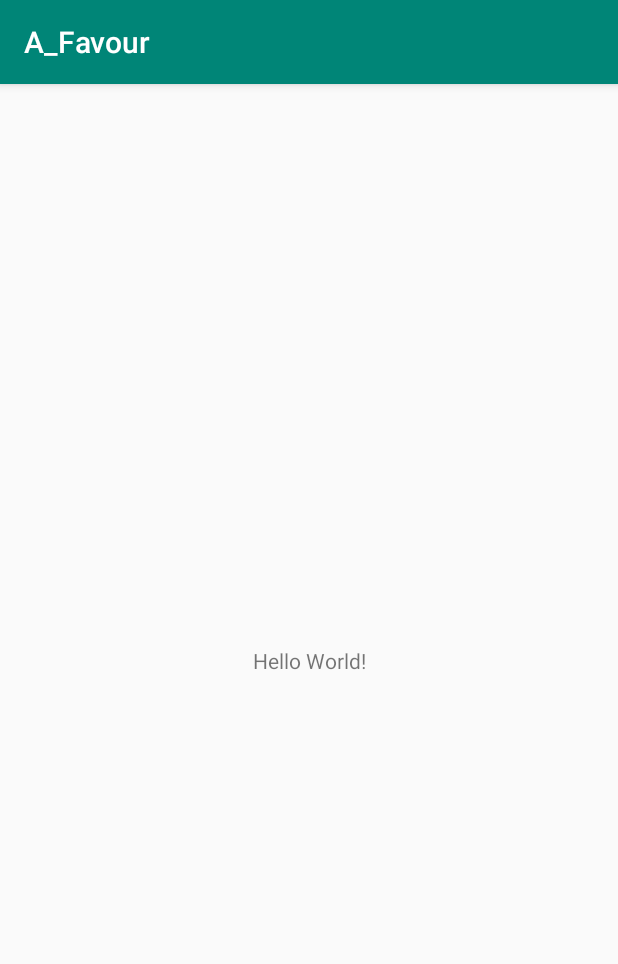
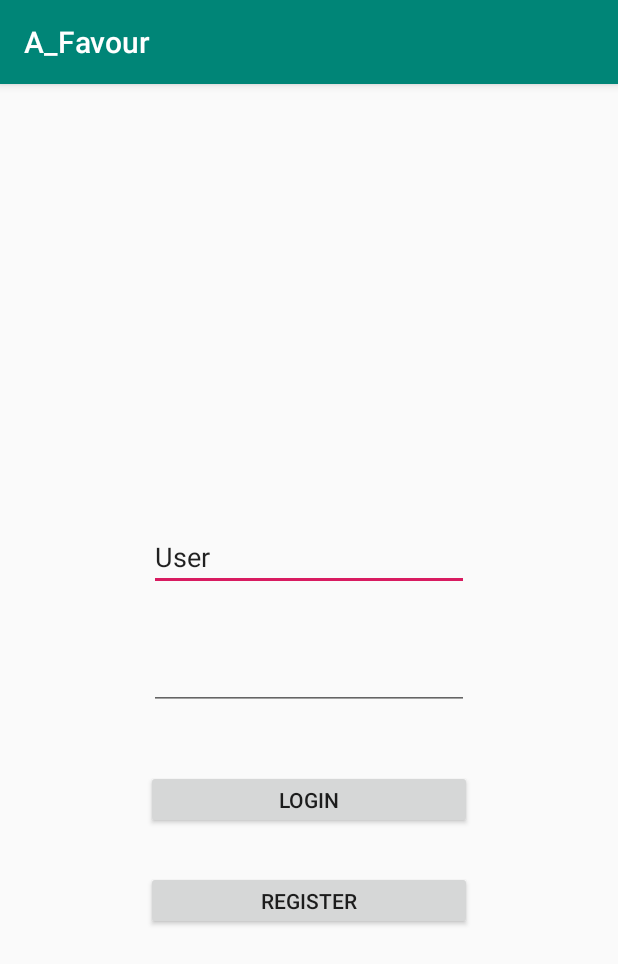
Before and after one commit to MarcSagues/A_Favour, an Android app: the screen it shows after launch (MainActivity before the commit, Login after it), on a phone screen of 412 x 824 dp. Shown: the top 964 px of the screen. Run offline under Robolectric (Android 15) with nearby library versions, the phone set to English and light mode, and no system bars.

Commit message:
classe user

```diff
--- a/app/build.gradle
+++ b/app/build.gradle
@@ -28,9 +28,10 @@ dependencies {
     implementation 'com.squareup.retrofit2:retrofit:2.4.0'
     implementation 'com.squareup.retrofit2:converter-gson:2.3.0'
     implementation 'com.jakewharton.picasso:picasso2-okhttp3-downloader:1.1.0'
-    implementation'com.squareup.retrofit2:converter-scalars:2.5.0'
+    implementation 'com.squareup.retrofit2:converter-scalars:2.5.0'
     implementation 'com.squareup.okhttp3:okhttp:3.0.1'
 
+    implementation 'com.google.android.material:material:1.0.0'
     testImplementation 'junit:junit:4.12'
     androidTestImplementation 'androidx.test.ext:junit:1.1.0'
     androidTestImplementation 'androidx.test.espresso:espresso-core:3.1.1'
--- /dev/null
+++ b/app/src/main/java/cat/udl/tidic/a_favour/Login.java
@@ -0,0 +1,51 @@
+package cat.udl.tidic.a_favour;
+
+import androidx.appcompat.app.AppCompatActivity;
+
+import android.content.Intent;
+import android.os.Bundle;
+import android.view.View;
+import android.widget.Button;
+import android.widget.EditText;
+
+public class Login extends AppCompatActivity {
+
+    private EditText user_txt;
+    private EditText pwd_txt;
+    private Button register_btn;
+    private Button login_btn;
+
+    @Override
+    protected void onCreate(Bundle savedInstanceState) {
+        super.onCreate(savedInstanceState);
+        setContentView(R.layout.activity_main);
+        iniComponents();
+
+        register_btn.setOnClickListener(new View.OnClickListener() {
+            @Override
+            public void onClick(View v) {
+                clickOnLogin(v);
+            }
+        });
+
+    }
+
+    public void iniComponents(){
+        user_txt = findViewById(R.id.user_txt);
+        pwd_txt = findViewById(R.id.pwd_txt);
+        register_btn = findViewById(R.id.register_btn);
+        login_btn = findViewById(R.id.login_btn);
+    }
+
+    public void clickOnLogin(View v){
+        //comprovar base de dades
+        Intent intent = new Intent (v.getContext(), Register.class);
+        startActivityForResult(intent, 0);
+    }
+
+    public void clickOnRegister(){
+
+    }
+
+
+}
--- a/app/src/main/java/cat/udl/tidic/a_favour/MainActivity.java
+++ /dev/null
@@ -1,14 +0,0 @@
-package cat.udl.tidic.a_favour;
-
-import androidx.appcompat.app.AppCompatActivity;
-
-import android.os.Bundle;
-
-public class MainActivity extends AppCompatActivity {
-
-    @Override
-    protected void onCreate(Bundle savedInstanceState) {
-        super.onCreate(savedInstanceState);
-        setContentView(R.layout.activity_main);
-    }
-}
--- a/app/src/main/res/layout/activity_main.xml
+++ b/app/src/main/res/layout/activity_main.xml
@@ -4,15 +4,50 @@
     xmlns:tools="http://schemas.android.com/tools"
     android:layout_width="match_parent"
     android:layout_height="match_parent"
-    tools:context=".MainActivity">
+    tools:context=".Login">
 
-    <TextView
+    <EditText
+        android:id="@+id/user_txt"
         android:layout_width="wrap_content"
         android:layout_height="wrap_content"
-        android:text="Hello World!"
+        android:ems="10"
+        android:inputType="textPersonName"
+        android:text="User"
+        app:layout_constraintBottom_toTopOf="@+id/pwd_txt"
+        app:layout_constraintEnd_toEndOf="parent"
+        app:layout_constraintStart_toStartOf="parent"
+        app:layout_constraintTop_toTopOf="parent"
+        app:layout_constraintVertical_bias="0.896" />
+
+    <EditText
+        android:id="@+id/pwd_txt"
+        android:layout_width="wrap_content"
+        android:layout_height="wrap_content"
+        android:layout_marginBottom="40dp"
+        android:ems="10"
+        android:inputType="textPassword"
+        app:layout_constraintBottom_toTopOf="@+id/login_btn"
+        app:layout_constraintEnd_toEndOf="parent"
+        app:layout_constraintStart_toStartOf="parent" />
+
+    <Button
+        android:id="@+id/login_btn"
+        android:layout_width="217dp"
+        android:layout_height="39dp"
+        android:layout_marginBottom="28dp"
+        android:text="Login"
+        app:layout_constraintBottom_toTopOf="@+id/register_btn"
+        app:layout_constraintEnd_toEndOf="parent"
+        app:layout_constraintStart_toStartOf="parent" />
+
+    <Button
+        android:id="@+id/register_btn"
+        android:layout_width="217dp"
+        android:layout_height="39dp"
+        android:layout_marginBottom="204dp"
+        android:text="register"
         app:layout_constraintBottom_toBottomOf="parent"
-        app:layout_constraintLeft_toLeftOf="parent"
-        app:layout_constraintRight_toRightOf="parent"
-        app:layout_constraintTop_toTopOf="parent" />
+        app:layout_constraintEnd_toEndOf="parent"
+        app:layout_constraintStart_toStartOf="parent" />
 
 </androidx.constraintlayout.widget.ConstraintLayout>
--- /dev/null
+++ b/app/src/main/res/values/dimens.xml
@@ -0,0 +1,3 @@
+<resources>
+    <dimen name="fab_margin">16dp</dimen>
+</resources>
--- a/app/src/main/res/values/strings.xml
+++ b/app/src/main/res/values/strings.xml
@@ -1,3 +1,4 @@
 <resources>
     <string name="app_name">A_Favour</string>
+    <string name="title_activity_register">Register</string>
 </resources>
```
Also changed, not shown: app/src/main/AndroidManifest.xml (+5 -5 lines), app/src/main/java/cat/udl/tidic/a_favour/Register.java (added, +50 -0 lines), app/src/main/res/layout/activity_register.xml (added, +88 -0 lines), app/src/main/res/values/styles.xml (+9 -0 lines).
